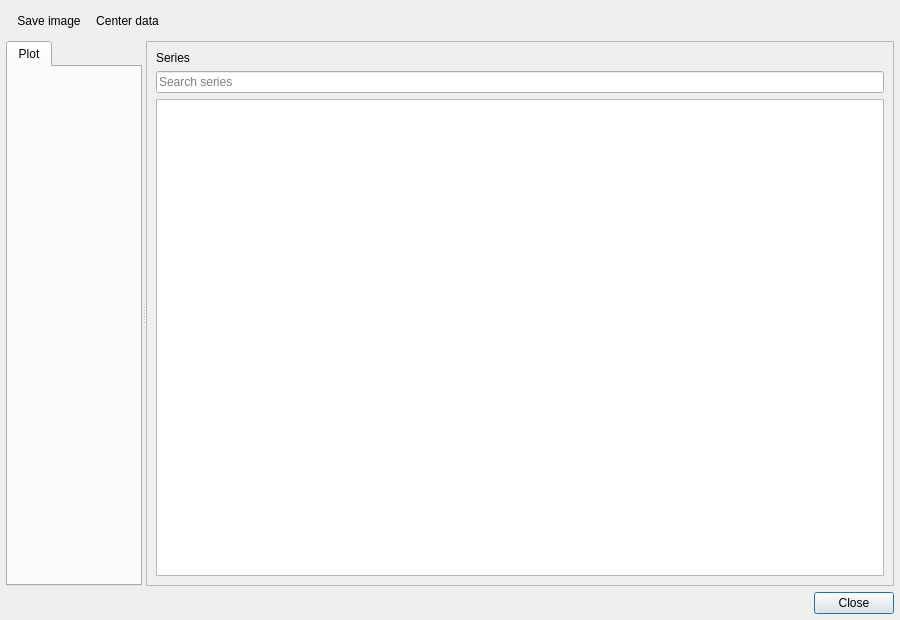
JordiBejarUPC/veragrid-hvdc-bipolar-pfc, file src/VeraGrid/Gui/PlotDialogue/plot_dialogue.ui: the form before one commit.
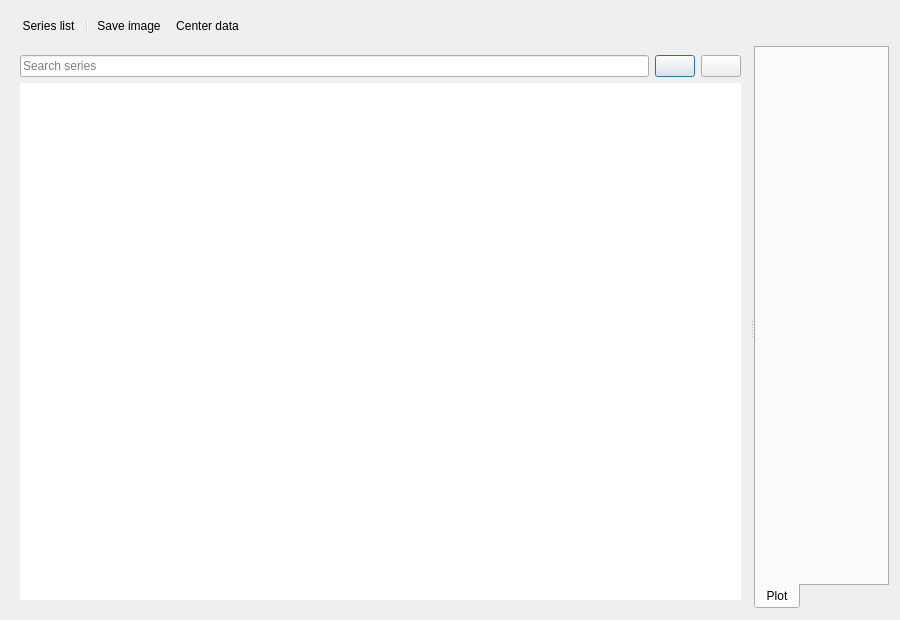
The form after the commit. Icons and pictures are not drawn. Custom widgets are drawn as their Qt base class.

What changed in the file:
```diff
--- a/src/VeraGrid/Gui/PlotDialogue/plot_dialogue.ui
+++ b/src/VeraGrid/Gui/PlotDialogue/plot_dialogue.ui
@@ -14,18 +14,6 @@
    <string>Plot</string>
   </property>
   <layout class="QVBoxLayout" name="verticalLayout">
-   <property name="leftMargin">
-    <number>6</number>
-   </property>
-   <property name="topMargin">
-    <number>6</number>
-   </property>
-   <property name="rightMargin">
-    <number>6</number>
-   </property>
-   <property name="bottomMargin">
-    <number>6</number>
-   </property>
    <item>
     <widget class="QToolBar" name="plotToolBar">
      <property name="movable">
@@ -34,6 +22,8 @@
      <property name="floatable">
       <bool>false</bool>
      </property>
+     <addaction name="actionopencloseTree"/>
+     <addaction name="separator"/>
      <addaction name="actionSaveImage"/>
      <addaction name="actionResetView"/>
    </widget>
@@ -43,12 +33,94 @@
      <property name="orientation">
       <enum>Qt::Orientation::Horizontal</enum>
      </property>
-     <property name="childrenCollapsible">
-      <bool>false</bool>
-     </property>
+     <widget class="QFrame" name="seriesSelectorFrame">
+      <property name="minimumSize">
+       <size>
+        <width>220</width>
+        <height>0</height>
+       </size>
+      </property>
+      <property name="visible">
+       <bool>true</bool>
+      </property>
+      <property name="frameShape">
+       <enum>QFrame::Shape::NoFrame</enum>
+      </property>
+      <property name="frameShadow">
+       <enum>QFrame::Shadow::Sunken</enum>
+      </property>
+      <layout class="QVBoxLayout" name="seriesSelectorLayout">
+       <item>
+        <widget class="QFrame" name="frame">
+         <property name="frameShape">
+          <enum>QFrame::Shape::NoFrame</enum>
+         </property>
+         <property name="frameShadow">
+          <enum>QFrame::Shadow::Raised</enum>
+         </property>
+         <layout class="QHBoxLayout" name="horizontalLayout">
+          <property name="leftMargin">
+           <number>0</number>
+          </property>
+          <property name="topMargin">
+           <number>0</number>
+          </property>
+          <property name="rightMargin">
+           <number>0</number>
+          </property>
+          <property name="bottomMargin">
+           <number>0</number>
+          </property>
+          <item>
+           <widget class="QLineEdit" name="seriesSearchLineEdit">
+            <property name="placeholderText">
+             <string>Search series</string>
+            </property>
+           </widget>
+          </item>
+          <item>
+          <widget class="QPushButton" name="selectAllButton">
+           <property name="toolTip">
+            <string>Select all series</string>
+           </property>
+            <property name="text">
+             <string/>
+            </property>
+            <property name="icon">
+             <iconset resource="../Icons/icons.qrc">
+              <normaloff>:/Icons/icons/check_all.png</normaloff>:/Icons/icons/check_all.png</iconset>
+            </property>
+           </widget>
+          </item>
+          <item>
+          <widget class="QPushButton" name="selectNoneButton">
+           <property name="toolTip">
+            <string>Select no series</string>
+           </property>
+            <property name="text">
+             <string/>
+            </property>
+            <property name="icon">
+             <iconset resource="../Icons/icons.qrc">
+              <normaloff>:/Icons/icons/uncheck_all.png</normaloff>:/Icons/icons/uncheck_all.png</iconset>
+            </property>
+           </widget>
+          </item>
+         </layout>
+        </widget>
+       </item>
+       <item>
+        <widget class="QListWidget" name="seriesListWidget">
+         <property name="frameShape">
+          <enum>QFrame::Shape::NoFrame</enum>
+         </property>
+        </widget>
+       </item>
+      </layout>
+     </widget>
      <widget class="QTabWidget" name="plotTabs">
       <property name="tabPosition">
-       <enum>QTabWidget::TabPosition::North</enum>
+       <enum>QTabWidget::TabPosition::South</enum>
       </property>
       <property name="tabsClosable">
        <bool>false</bool>
@@ -76,52 +148,6 @@
        </layout>
       </widget>
      </widget>
-     <widget class="QFrame" name="seriesSelectorFrame">
-      <property name="visible">
-       <bool>false</bool>
-      </property>
-      <property name="minimumSize">
-       <size>
-        <width>220</width>
-        <height>0</height>
-       </size>
-      </property>
-      <property name="frameShape">
-       <enum>QFrame::Shape::StyledPanel</enum>
-      </property>
-      <property name="frameShadow">
-       <enum>QFrame::Shadow::Sunken</enum>
-      </property>
-      <layout class="QVBoxLayout" name="seriesSelectorLayout">
-       <item>
-        <widget class="QLabel" name="seriesSelectorLabel">
-         <property name="text">
-          <string>Series</string>
-         </property>
-        </widget>
-       </item>
-       <item>
-        <widget class="QLineEdit" name="seriesSearchLineEdit">
-         <property name="placeholderText">
-          <string>Search series</string>
-         </property>
-        </widget>
-       </item>
-       <item>
-        <widget class="QListWidget" name="seriesListWidget"/>
-       </item>
-      </layout>
-     </widget>
-    </widget>
-   </item>
-   <item>
-    <widget class="QDialogButtonBox" name="buttonBox">
-     <property name="orientation">
-      <enum>Qt::Orientation::Horizontal</enum>
-     </property>
-     <property name="standardButtons">
-      <set>QDialogButtonBox::StandardButton::Close</set>
-     </property>
     </widget>
    </item>
   </layout>
@@ -141,6 +167,24 @@
     <string>Reset zoom and pan to show all data</string>
    </property>
   </action>
+  <action name="actionopencloseTree">
+   <property name="icon">
+    <iconset resource="../Icons/icons.qrc">
+     <normaloff>:/Icons/icons/tree.png</normaloff>:/Icons/icons/tree.png</iconset>
+   </property>
+   <property name="text">
+    <string>Series list</string>
+   </property>
+   <property name="toolTip">
+    <string>Show or hide the series list</string>
+   </property>
+   <property name="checkable">
+    <bool>true</bool>
+   </property>
+   <property name="menuRole">
+    <enum>QAction::MenuRole::NoRole</enum>
+   </property>
+  </action>
  </widget>
  <customwidgets>
   <customwidget>
```
Left out of the diff: 14 changed lines with no effect on the pictures.
